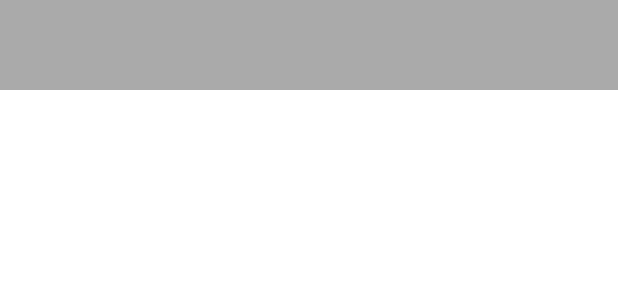
After one commit to MexyzML/ProjetAndroid, an Android app: the layout activity_home.xml on its own in the app's theme, with its tools: preview values and no code run, on a phone screen of 412 x 824 dp. The commit adds this screen. Shown: the top 300 px of the screen. Run offline under Robolectric (Android 15) with nearby library versions, the phone set to English and light mode, and no system bars.

Commit message:
Page Accueil

```diff
--- /dev/null
+++ b/app/src/main/res/layout/activity_home.xml
@@ -0,0 +1,14 @@
+<?xml version="1.0" encoding="utf-8"?>
+<LinearLayout
+    android:orientation="vertical"
+    xmlns:android="http://schemas.android.com/apk/res/android"
+    xmlns:tools="http://schemas.android.com/tools"
+    android:layout_width="match_parent"
+    android:layout_height="match_parent"
+    tools:context=".HomeActivity">
+    <include
+        android:layout_width="match_parent"
+        android:layout_height="wrap_content"
+        layout="@layout/layout_header"/>
+
+</LinearLayout>
--- /dev/null
+++ b/app/src/main/res/layout/layout_header.xml
@@ -0,0 +1,22 @@
+<?xml version="1.0" encoding="utf-8"?>
+<RelativeLayout
+    xmlns:android="http://schemas.android.com/apk/res/android"
+    android:layout_width="match_parent"
+    android:layout_height="wrap_content">
+
+    <RelativeLayout
+        android:layout_width="match_parent"
+        android:layout_height="60dp"
+        android:background="@android:color/darker_gray">
+        <ImageView
+            android:id="@+id/imageRetour"
+            android:visibility="gone"
+            android:layout_width="40dp"
+            android:layout_height="40dp"
+            android:layout_centerVertical="true"
+            android:layout_marginStart="5dp"
+            android:src="@drawable/retour"/>
+
+    </RelativeLayout>
+
+</RelativeLayout>
```
Also changed, not shown: app/src/main/java/com/cours/tp_androidstudio/HomeActivity.java (added, +27 -0 lines), app/src/main/java/com/cours/tp_androidstudio/MainActivity.java (+19 -2 lines), app/src/main/res/drawable/retour.png (added).
